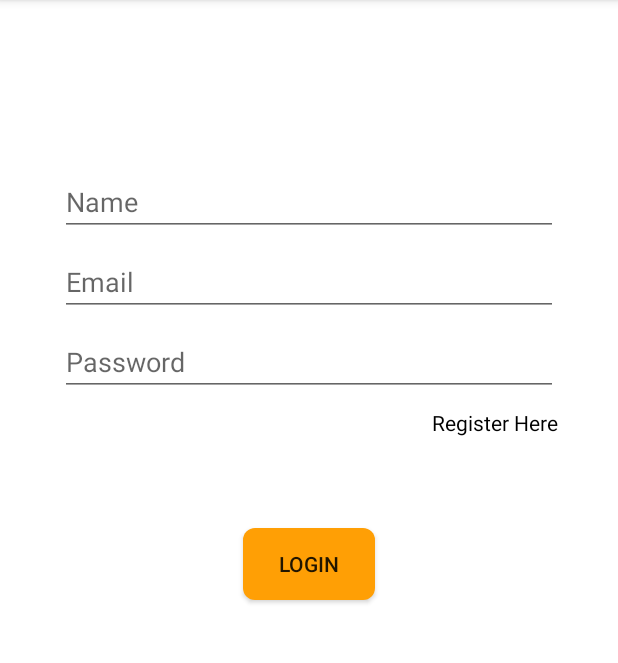
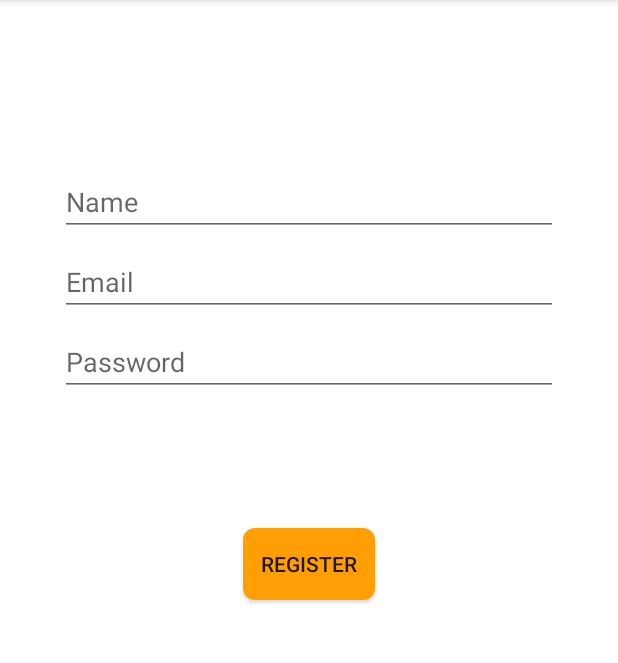
Before and after one commit to fakhrylinux/DicodingStory, an Android app: the RegisterFragment screen opened through its navigation route, on a phone screen of 412 x 824 dp, the part 84-747 px from its top. Run offline under Robolectric (Android 15) with nearby library versions, the phone set to English and light mode, and no system bars; 1 statement that could not run was skipped.

```diff
--- a/app/build.gradle
+++ b/app/build.gradle
@@ -44,6 +44,7 @@ dependencies {
     implementation 'androidx.constraintlayout:constraintlayout:2.1.4'
     implementation 'androidx.annotation:annotation:1.6.0'
     implementation 'androidx.lifecycle:lifecycle-livedata-ktx:2.6.1'
+    implementation 'androidx.lifecycle:lifecycle-runtime-ktx:2.6.1'
     implementation 'androidx.lifecycle:lifecycle-viewmodel-ktx:2.6.1'
     testImplementation 'junit:junit:4.13.2'
     androidTestImplementation 'androidx.test.ext:junit:1.1.5'
--- a/app/src/main/java/me/fakhry/dicodingstory/UserPreferences.kt
+++ b/app/src/main/java/me/fakhry/dicodingstory/UserPreferences.kt
@@ -23,6 +23,12 @@ class UserPreferences private constructor(private val dataStore: DataStore<Prefe
         }
     }
 
+    suspend fun clearToken() {
+        dataStore.edit {
+            it.clear()
+        }
+    }
+
     companion object {
         @Volatile
         private var INSTANCE: UserPreferences? = null
--- a/app/src/main/java/me/fakhry/dicodingstory/ui/auth/register/RegisterFragment.kt
+++ b/app/src/main/java/me/fakhry/dicodingstory/ui/auth/register/RegisterFragment.kt
@@ -5,15 +5,18 @@ import android.view.LayoutInflater
 import android.view.View
 import android.view.ViewGroup
 import androidx.fragment.app.Fragment
-import me.fakhry.dicodingstory.R
+import me.fakhry.dicodingstory.databinding.FragmentRegisterBinding
 
 class RegisterFragment : Fragment() {
+
+    private var _binding: FragmentRegisterBinding? = null
+    private val binding get() = _binding
 
     override fun onCreateView(
         inflater: LayoutInflater, container: ViewGroup?,
         savedInstanceState: Bundle?
     ): View? {
-        // Inflate the layout for this fragment
-        return inflater.inflate(R.layout.fragment_register, container, false)
+        _binding = FragmentRegisterBinding.inflate(inflater, container, false)
+        return binding?.root
     }
 }
--- a/app/src/main/java/me/fakhry/dicodingstory/ui/component/PasswordEditText.kt
+++ b/app/src/main/java/me/fakhry/dicodingstory/ui/component/PasswordEditText.kt
@@ -41,7 +41,6 @@ class PasswordEditText : AppCompatEditText, View.OnTouchListener {
 
     private fun init() {
         inputType = EditorInfo.TYPE_TEXT_VARIATION_PASSWORD
-        hint = "Password"
         transformationMethod = PasswordTransformationMethod()
         clearButtonImage =
             ContextCompat.getDrawable(context, R.drawable.ic_close_black_24) as Drawable
--- a/app/src/main/java/me/fakhry/dicodingstory/ui/story/StoryViewModel.kt
+++ b/app/src/main/java/me/fakhry/dicodingstory/ui/story/StoryViewModel.kt
@@ -66,6 +66,10 @@ class StoryViewModel(private val pref: UserPreferences) : ViewModel() {
         })
     }
 
+    suspend fun clearToken() {
+        pref.clearToken()
+    }
+
     companion object {
         private const val TAG = "StoryViewModel"
     }
--- a/app/src/main/res/layout/fragment_register.xml
+++ b/app/src/main/res/layout/fragment_register.xml
@@ -45,6 +45,7 @@
         android:layout_marginStart="24dp"
         android:layout_marginTop="8dp"
         android:layout_marginEnd="24dp"
+        android:hint="@string/password"
         android:selectAllOnFocus="true"
         app:layout_constraintEnd_toEndOf="parent"
         app:layout_constraintStart_toStartOf="parent"
@@ -59,20 +60,11 @@
         android:layout_marginEnd="48dp"
         android:layout_marginBottom="64dp"
         android:background="@drawable/bg_button"
+        android:text="@string/register"
         app:layout_constraintBottom_toBottomOf="parent"
         app:layout_constraintEnd_toEndOf="parent"
         app:layout_constraintStart_toStartOf="parent"
         app:layout_constraintTop_toBottomOf="@+id/et_password"
-        android:text="@string/login"
         app:layout_constraintVertical_bias="0.2" />
 
-    <TextView
-        android:id="@+id/tv_register_here"
-        android:layout_width="0dp"
-        android:layout_height="wrap_content"
-        android:layout_marginTop="8dp"
-        android:text="@string/register_here"
-        android:textColor="@android:color/primary_text_light"
-        app:layout_constraintEnd_toEndOf="@id/et_password"
-        app:layout_constraintTop_toBottomOf="@id/et_password" />
 </androidx.constraintlayout.widget.ConstraintLayout>
--- a/app/src/main/res/navigation/nav_graph.xml
+++ b/app/src/main/res/navigation/nav_graph.xml
@@ -28,5 +28,12 @@
         android:id="@+id/storyFragment"
         android:name="me.fakhry.dicodingstory.ui.story.StoryFragment"
         android:label="fragment_story"
-        tools:layout="@layout/fragment_story" />
+
+        tools:layout="@layout/fragment_story">
+        <action
+            android:id="@+id/action_storyFragment_to_loginFragment"
+            app:destination="@id/loginFragment"
+            app:popUpTo="@id/storyFragment"
+            app:popUpToInclusive="true" />
+    </fragment>
 </navigation>
--- a/app/src/main/res/values/strings.xml
+++ b/app/src/main/res/values/strings.xml
@@ -18,4 +18,8 @@
     <string name="username">fakhrylinux</string>
     <string name="lorem_ipsum">Lorem ipsum dolor sit amet, consectetur adipiscing elit, sed do eiusmod tempor incididunt ut labore et dolore magna aliqua. Ut enim ad minim veniam, quis nostrud exercitation ullamco laboris nisi ut aliquip ex ea commodo consequat. Duis aute irure dolor in reprehenderit in voluptate velit esse cillum dolore eu fugiat nulla pariatur. Excepteur sint occaecat cupidatat non proident, sunt in culpa qui officia deserunt mollit anim id est laborum.</string>
     <string name="no_story_found">No story found</string>
+    <string name="password">Password</string>
+    <string name="confirm_password">Confirm Password</string>
+    <string name="register">Register</string>
+    <string name="logout">Logout</string>
 </resources>
```
Also changed, not shown: app/src/main/java/me/fakhry/dicodingstory/ui/story/StoryFragment.kt (+33 -3 lines), app/src/main/res/menu/main_menu.xml (added, +7 -0 lines).
